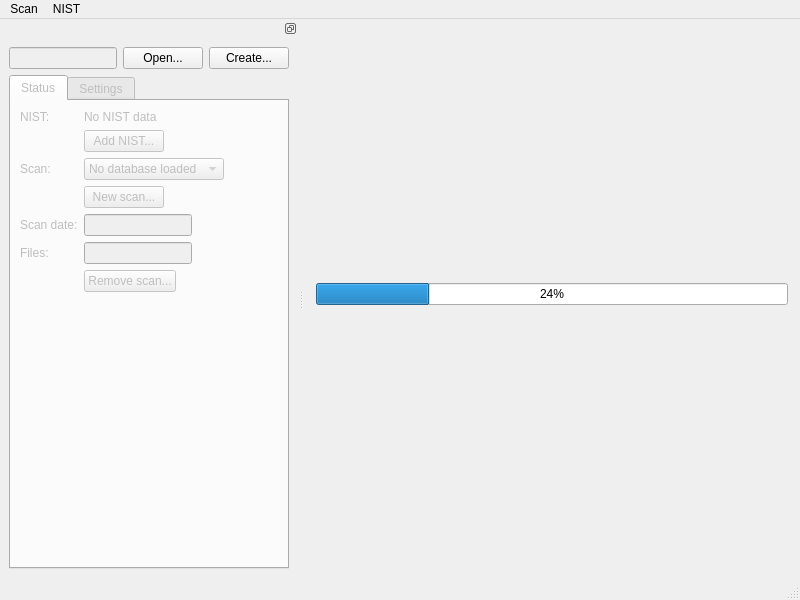
This is filelistwindow.ui in traherom/hasher as Qt 5 draws it before an edit. The edited form follows.
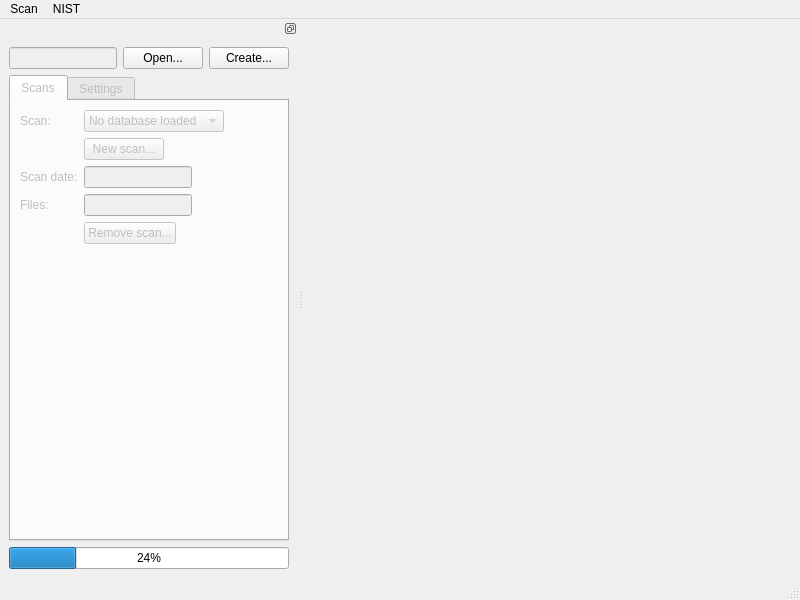
This is the edited form.

Commit message: Scans can be added now. Sort of. The button works and adds a "test" scan

```diff
--- a/filelistwindow.ui
+++ b/filelistwindow.ui
@@ -14,10 +14,10 @@
    </rect>
   </property>
   <property name="windowTitle">
-   <string>MainWindow</string>
+   <string>Hasher</string>
   </property>
   <widget class="QWidget" name="centralwidget">
-   <layout class="QVBoxLayout" name="verticalLayout">
+   <layout class="QFormLayout" name="formLayout_5">
     <property name="leftMargin">
      <number>12</number>
     </property>
@@ -30,22 +30,9 @@
     <property name="bottomMargin">
      <number>12</number>
     </property>
-    <item>
+    <item row="0" column="0">
      <layout class="QHBoxLayout" name="horizontalLayout_2"/>
     </item>
-    <item>
-     <widget class="QProgressBar" name="progressBar">
-      <property name="autoFillBackground">
-       <bool>false</bool>
-      </property>
-      <property name="value">
-       <number>24</number>
-      </property>
-      <property name="invertedAppearance">
-       <bool>false</bool>
-      </property>
-     </widget>
-    </item>
    </layout>
   </widget>
   <widget class="QMenuBar" name="menubar">
@@ -76,7 +63,7 @@
    <addaction name="menuNist"/>
   </widget>
   <widget class="QStatusBar" name="statusbar"/>
-  <widget class="QDockWidget" name="dockWidget">
+  <widget class="QDockWidget" name="dbControlDock">
    <property name="features">
     <set>QDockWidget::DockWidgetFloatable|QDockWidget::DockWidgetMovable</set>
    </property>
@@ -86,7 +73,7 @@
    <attribute name="dockWidgetArea">
     <number>1</number>
    </attribute>
-   <widget class="QWidget" name="dockWidgetContents">
+   <widget class="QWidget" name="dbControlDockContents">
     <property name="enabled">
      <bool>true</bool>
     </property>
@@ -123,7 +110,7 @@
       </layout>
      </item>
      <item>
-      <widget class="QTabWidget" name="databaseTab">
+      <widget class="QTabWidget" name="databaseTabs">
        <property name="enabled">
         <bool>false</bool>
        </property>
@@ -142,23 +129,26 @@
        <property name="movable">
         <bool>false</bool>
        </property>
-       <widget class="QWidget" name="statusTab">
+       <widget class="QWidget" name="scansTab">
         <attribute name="title">
-         <string>Status</string>
+         <string>Scans</string>
         </attribute>
         <layout class="QFormLayout" name="formLayout">
          <property name="fieldGrowthPolicy">
           <enum>QFormLayout::FieldsStayAtSizeHint</enum>
          </property>
-         <item row="2" column="0">
+         <item row="0" column="0">
           <widget class="QLabel" name="label">
            <property name="text">
             <string>Scan:</string>
            </property>
           </widget>
          </item>
-         <item row="2" column="1">
-          <widget class="QComboBox" name="comboBox">
+         <item row="0" column="1">
+          <widget class="QComboBox" name="scansAvailableCombo">
+           <property name="editable">
+            <bool>false</bool>
+           </property>
            <item>
             <property name="text">
              <string>No database loaded</string>
@@ -166,43 +156,22 @@
            </item>
           </widget>
          </item>
-         <item row="3" column="1">
-          <widget class="QPushButton" name="pushButton_2">
+         <item row="1" column="1">
+          <widget class="QPushButton" name="scanNowButton">
            <property name="text">
             <string>New scan...</string>
            </property>
           </widget>
          </item>
-         <item row="0" column="0">
-          <widget class="QLabel" name="label_2">
-           <property name="text">
-            <string>NIST:</string>
-           </property>
-          </widget>
-         </item>
-         <item row="0" column="1">
-          <widget class="QLabel" name="label_3">
-           <property name="text">
-            <string>No NIST data</string>
-           </property>
-          </widget>
-         </item>
-         <item row="1" column="1">
-          <widget class="QPushButton" name="pushButton_3">
-           <property name="text">
-            <string>Add NIST...</string>
-           </property>
-          </widget>
-         </item>
-         <item row="4" column="0">
+         <item row="2" column="0">
           <widget class="QLabel" name="label_4">
            <property name="text">
             <string>Scan date:</string>
            </property>
           </widget>
          </item>
-         <item row="4" column="1">
-          <widget class="QLineEdit" name="lineEdit_2">
+         <item row="2" column="1">
+          <widget class="QLineEdit" name="scanDateLabel">
            <property name="enabled">
             <bool>false</bool>
            </property>
@@ -211,21 +180,21 @@
            </property>
           </widget>
          </item>
-         <item row="5" column="0">
+         <item row="3" column="0">
           <widget class="QLabel" name="label_5">
            <property name="text">
             <string>Files:</string>
            </property>
           </widget>
          </item>
-         <item row="5" column="1">
-          <widget class="QLineEdit" name="lineEdit_3">
+         <item row="3" column="1">
+          <widget class="QLineEdit" name="scanFilesCountLabel">
            <property name="readOnly">
             <bool>true</bool>
            </property>
           </widget>
          </item>
-         <item row="6" column="1">
+         <item row="4" column="1">
           <widget class="QPushButton" name="pushButton_4">
            <property name="text">
             <string>Remove scan...</string>
@@ -238,14 +207,71 @@
         <attribute name="title">
          <string>Settings</string>
         </attribute>
+        <layout class="QFormLayout" name="formLayout_6">
+         <property name="fieldGrowthPolicy">
+          <enum>QFormLayout::FieldsStayAtSizeHint</enum>
+         </property>
+         <item row="0" column="0">
+          <widget class="QLabel" name="NSRL">
+           <property name="text">
+            <string>NSRL:</string>
+           </property>
+          </widget>
+         </item>
+         <item row="0" column="1">
+          <widget class="QLabel" name="nsrlStatusLabel">
+           <property name="text">
+            <string>NSRL status</string>
+           </property>
+          </widget>
+         </item>
+         <item row="1" column="1">
+          <widget class="QPushButton" name="nsrlAddUpdateButton">
+           <property name="text">
+            <string>Add NSRL data</string>
+           </property>
+          </widget>
+         </item>
+         <item row="2" column="0">
+          <widget class="QLabel" name="label_2">
+           <property name="text">
+            <string>Base Path:</string>
+           </property>
+          </widget>
+         </item>
+         <item row="2" column="1">
+          <widget class="QLineEdit" name="lineEdit_2">
+           <property name="enabled">
+            <bool>false</bool>
+           </property>
+           <property name="readOnly">
+            <bool>true</bool>
+           </property>
+          </widget>
+         </item>
+        </layout>
        </widget>
       </widget>
      </item>
+     <item>
+      <widget class="QProgressBar" name="progressBar">
+       <property name="autoFillBackground">
+        <bool>false</bool>
+       </property>
+       <property name="value">
+        <number>24</number>
+       </property>
+       <property name="invertedAppearance">
+        <bool>false</bool>
+       </property>
+      </widget>
+     </item>
     </layout>
     <zorder>label_2</zorder>
     <zorder>lineEdit</zorder>
     <zorder>horizontalLayoutWidget_3</zorder>
-    <zorder>databaseTab</zorder>
+    <zorder>databaseTabs</zorder>
+    <zorder>progressBar</zorder>
    </widget>
   </widget>
   <action name="actionItem_1">
```
The commit also changes 12 other files.
